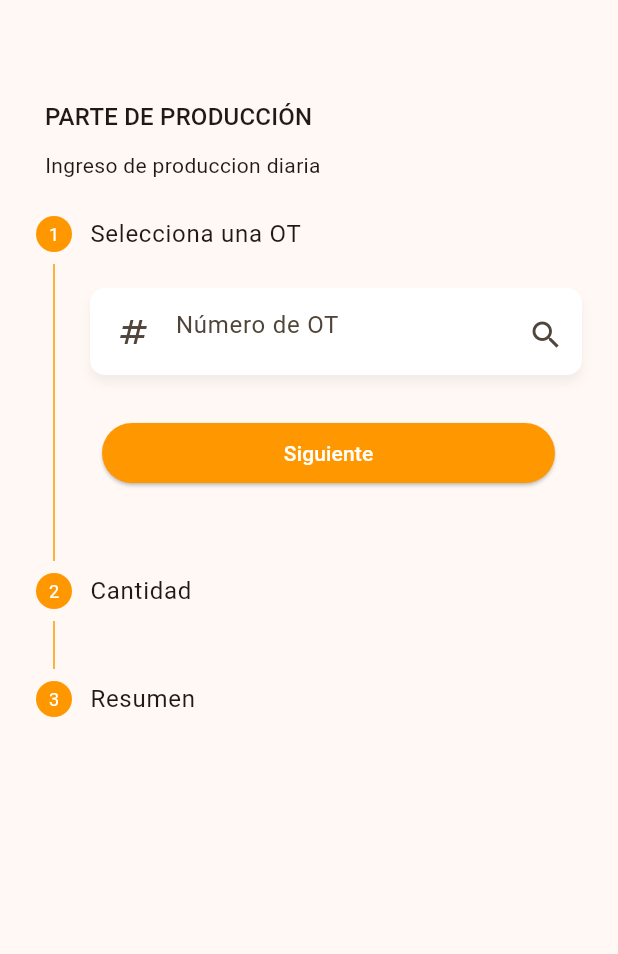
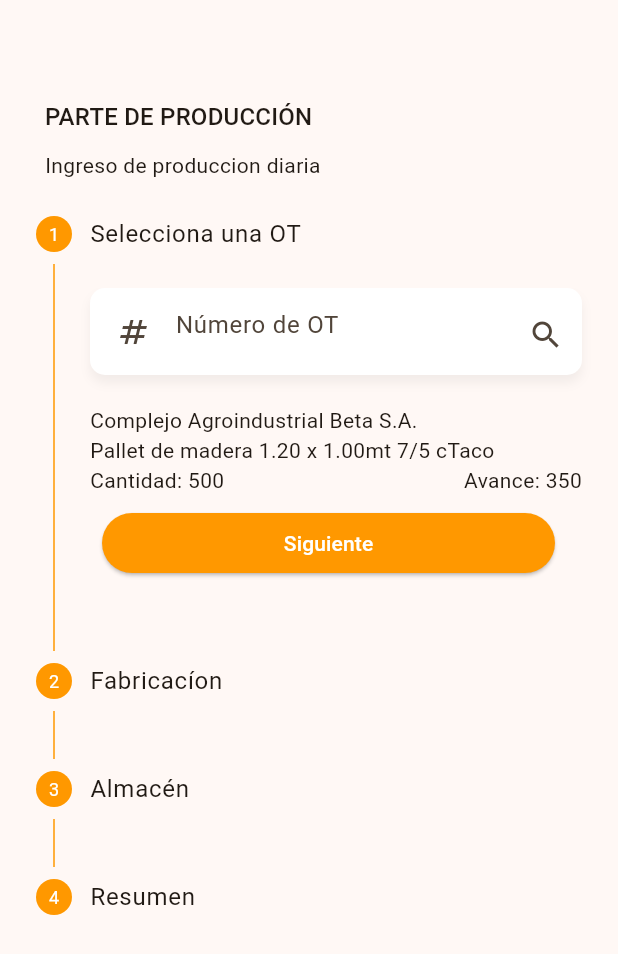
Before and after one commit to jcbautista27/business_app, a Flutter app: the HomeProduccion screen opened by its route, on a phone screen of 412 x 824 dp. Shown: the top 954 px of the screen. Run offline on Flutter 3.47's test engine with Material 2 defaults, Android fonts, the phone set to English and light mode, and no system bars; our stand-ins replace flutter_riverpod, go_router, riverpod_annotation; generated files the repository leaves out were written again.

Commit message:
avance h2

```diff
--- a/lib/presentation/screens/produccion/home_produccion.dart
+++ b/lib/presentation/screens/produccion/home_produccion.dart
@@ -106,6 +106,7 @@ class _HomeProduccionState extends State<HomeProduccion> {
       state: currentStep > 0 ? StepState.complete : StepState.indexed,
       isActive: currentStep >= 0,
       content: Column(
+        crossAxisAlignment: CrossAxisAlignment.start,
         children: [
           Stack(
             alignment: AlignmentDirectional.topEnd,
@@ -127,12 +128,23 @@ class _HomeProduccionState extends State<HomeProduccion> {
               )
             ]
           ),
+
+          const Text("Complejo Agroindustrial Beta S.A."),
+          const Text("Pallet de madera 1.20 x 1.00mt 7/5 cTaco"),
+          const Row(
+            children: [
+              Text("Cantidad: 500"),
+              Spacer(),
+              Text("Avance: 350")
+            ],
+          )
+
         ],
       )
     ),
 
     Step(
-      title: const Text("Cantidad"),
+      title: const Text("Fabricacíon"),
       state: currentStep > 1 ? StepState.complete : StepState.indexed,
       isActive: currentStep >= 1,
       content: const Column(
@@ -143,22 +155,52 @@ class _HomeProduccionState extends State<HomeProduccion> {
             keyboardType: TextInputType.number,
             isPassword: false
           ),
+          CustomTextWidget(
+            icon: Icons.date_range_outlined,
+            placeholder: 'Fecha',
+            keyboardType: TextInputType.datetime,
+            isPassword: false
+          ),
         ],
       )
     ),
 
     Step(
-      title: const Text("Resumen"),
+      title: const Text("Almacén"),
       state: currentStep > 2 ? StepState.complete : StepState.indexed,
       isActive: currentStep >= 2,
       content: const Column(
         children: [
           CustomTextWidget(
-            icon: Icons.numbers_outlined,
-            placeholder: 'Resumen',
+            icon: Icons.file_copy_outlined,
+            placeholder: 'Almacén',
+            keyboardType: TextInputType.text,
+            isPassword: false
+          ),
+          CustomTextWidget(
+            icon: Icons.file_copy_outlined,
+            placeholder: 'Tipo de Movimiento',
             keyboardType: TextInputType.datetime,
             isPassword: false
           ),
+        ],
+      )
+    ),
+
+     Step(
+      title: const Text("Resumen"),
+      state: currentStep > 2 ? StepState.complete : StepState.indexed,
+      isActive: currentStep >= 2,
+      content: const Column(
+        crossAxisAlignment: CrossAxisAlignment.start,
+        children: [
+          Text("Complejo Agroindustrial Beta S.A."),
+          Text("Pallet de madera 1.20 x 1.00mt 7/5 cTaco"),
+          Text("Almacen Producto terminado"),
+          Text("Ingreso por producción"),
+          Text("29/02/2024"),
+          Text("Cantidad: 450"),
+
         ],
       )
     ),
```
Also changed, not shown: lib/presentation/providers/state_providers.dart (+10 -0 lines), lib/presentation/screens/home_screen.dart (+8 -3 lines), lib/presentation/widgets/custom_card.dart (+8 -3 lines), lib/presentation/widgets/side_menu.dart (+6 -1 lines), lib/presentation/providers/state_providers.g.dart.
